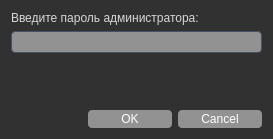
Before: the Qt Designer form gui/passworddialog.ui in whs31/quasar-software, drawn with Qt 5.
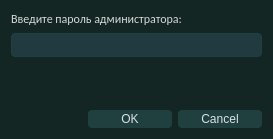
After: the same form once the commit is applied. Icons and pictures are not drawn.

Patch:
```diff
--- a/gui/passworddialog.ui
+++ b/gui/passworddialog.ui
@@ -37,13 +37,13 @@
   </property>
   <property name="styleSheet">
    <string notr="true">QDialog {
-  background-color: #313131;
+  background-color: #132623;
 }
 
 QDockWidget {
-  outline: 1px solid #C9CDD0;
+  outline: 1px solid #204040;
   background-color: #FAFAFA;
-  border: 1px solid #C9CDD0;
+  border: 1px solid #204040;
   border-radius: 4px;
   titlebar-close-icon: url(&quot;:/ui-resources/css/transparent.png&quot;);
   titlebar-normal-icon: url(&quot;:/ui-resources/css/transparent.png&quot;);
@@ -54,7 +54,7 @@
   padding: 3px;
   spacing: 4px;
   border: none;
-  background-color: #C9CDD0;
+  background-color: #204040;
 }
 
 QDockWidget::close-button {
@@ -98,22 +98,22 @@
 QScrollBar:horizontal {
   height: 8px;
   margin: 0px 16px 0px 16px;
-  border: 1px solid #C9CDD0;
+  border: 1px solid #204040;
   border-radius: 4px;
-  background-color: #FAFAFA;
+  background-color: #204040;
 }
 
 QScrollBar:vertical {
-  background-color: #FAFAFA;
+  background-color: #204040;
   width: 8px;
   margin: 16px 0px 16px 0px;
-  border: 1px solid #C9CDD0;
+  border: 1px solid #204040;
   border-radius: 4px;
 }
 
 QScrollBar::handle:horizontal {
-  background-color: #ACB1B6;
-  border: 1px solid #C9CDD0;
+  background-color: #204040;
+  border: 1px solid #204040;
   border-radius: 4px;
   min-width: 8px;
 }
@@ -130,8 +130,8 @@
 }
 
 QScrollBar::handle:vertical {
-  background-color: #ACB1B6;
-  border: 1px solid #C9CDD0;
+  background-color: #204040;
+  border: 1px solid #204040;
   min-height: 8px;
   border-radius: 4px;
 }
@@ -232,7 +232,7 @@
 }
 
 QMainWindow::separator {
-  background-color: #929292;
+  background-color: #204040;
   border: 0px solid #FAFAFA;
   spacing: 0px;
   padding: 0px;
@@ -258,9 +258,9 @@
 }
 
 QMenuBar {
-  background-color: #C9CDD0;
+  background-color: #204040;
   padding: 2px;
-  border: 1px solid #FAFAFA;
+  border: 1px solid #204040;
   color: #19232D;
   selection-background-color: #73C7FF;
 }
@@ -426,6 +426,11 @@
        <verstretch>0</verstretch>
       </sizepolicy>
      </property>
+     <property name="font">
+      <font>
+       <family>Calibri</family>
+      </font>
+     </property>
      <property name="styleSheet">
       <string notr="true">QWidget {
  color: #D8d8d8
@@ -458,9 +463,14 @@
    </item>
    <item>
     <widget class="QLineEdit" name="passwordField">
+     <property name="font">
+      <font>
+       <family>Calibri</family>
+      </font>
+     </property>
      <property name="styleSheet">
       <string notr="true">QLineEdit {
-  background-color: #929292;
+  background-color: #203a40;
   padding-top: 2px;
   /* This QLineEdit fix  103, 111 */
   padding-bottom: 2px;
@@ -468,13 +478,13 @@
   padding-left: 4px;
   padding-right: 4px;
   border-style: solid;
-  border: 1px solid #455364;
+  border: 1px solid #204040;
   border-radius: 4px;
   color: #F2F2F2;
 }
 
 QLineEdit:disabled {
-  background-color: #313131;
+  background-color: #203a40;
   color: #9DA9B5;
 }
 
@@ -488,8 +498,8 @@
 }
 
 QLineEdit:selected {
-  background-color: #346792;
-  color: #455364;
+  background-color: #bc9117;
+  color: #bc9117;
 }
 </string>
      </property>
@@ -500,6 +510,11 @@
    </item>
    <item>
     <spacer name="verticalSpacer">
+     <property name="font">
+      <font>
+       <family>Calibri</family>
+      </font>
+     </property>
      <property name="orientation">
       <enum>Qt::Vertical</enum>
      </property>
@@ -513,14 +528,19 @@
    </item>
    <item>
     <widget class="QDialogButtonBox" name="buttonBox">
+     <property name="font">
+      <font>
+       <family>Calibri</family>
+      </font>
+     </property>
      <property name="styleSheet">
       <string notr="true">QDialogButtonBox QPushButton {
   /* Issue #194 #248 - Special case of QPushButton inside dialogs, for better UI */
   min-width: 80px;
 }
 QPushButton {
-  background-color: #929292;
-  color: #FFFFFF;
+  background-color: #204040;
+  color: #dae1e5;
   border-radius: 4px;
   padding: 2px;
   outline: none;
@@ -528,32 +548,12 @@
 }
 
 QPushButton:disabled {
-  background-color: #313131;
+  background-color: #203a40;
   color: #Bebebf;
   border-radius: 4px;
   padding: 2px;
 }
 
-QPushButton:checked {
-  background-color: #Bebebf;
-  color: #FFFFFF;
-  border-radius: 4px;
-  padding: 2px;
-  outline: none;
-}
-
-QPushButton:checked:disabled {
-  background-color: #ACB1B6;
-  color: #788D9C;
-  border-radius: 4px;
-  padding: 2px;
-  outline: none;
-}
-
-QPushButton:checked:selected {
-  background: #fafafc;
-}
-
 QPushButton:hover {
   background-color: #D8d8d8;
   color: #23243b;
```
Left out of the diff: 22 changed lines with no effect on the pictures.
